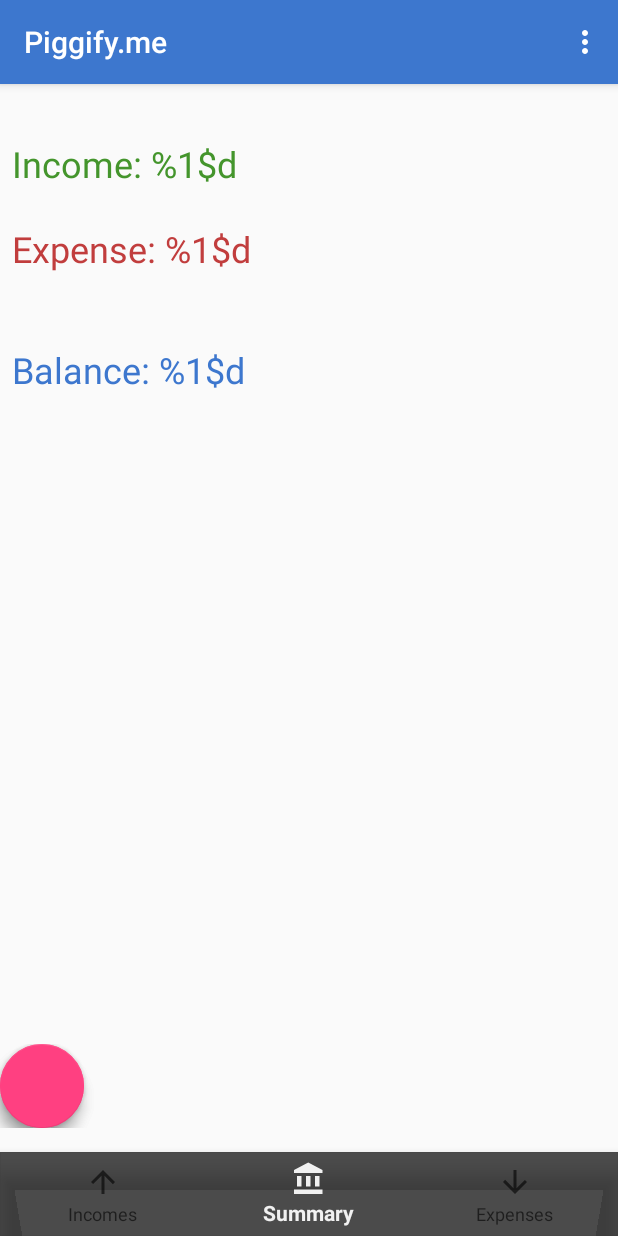
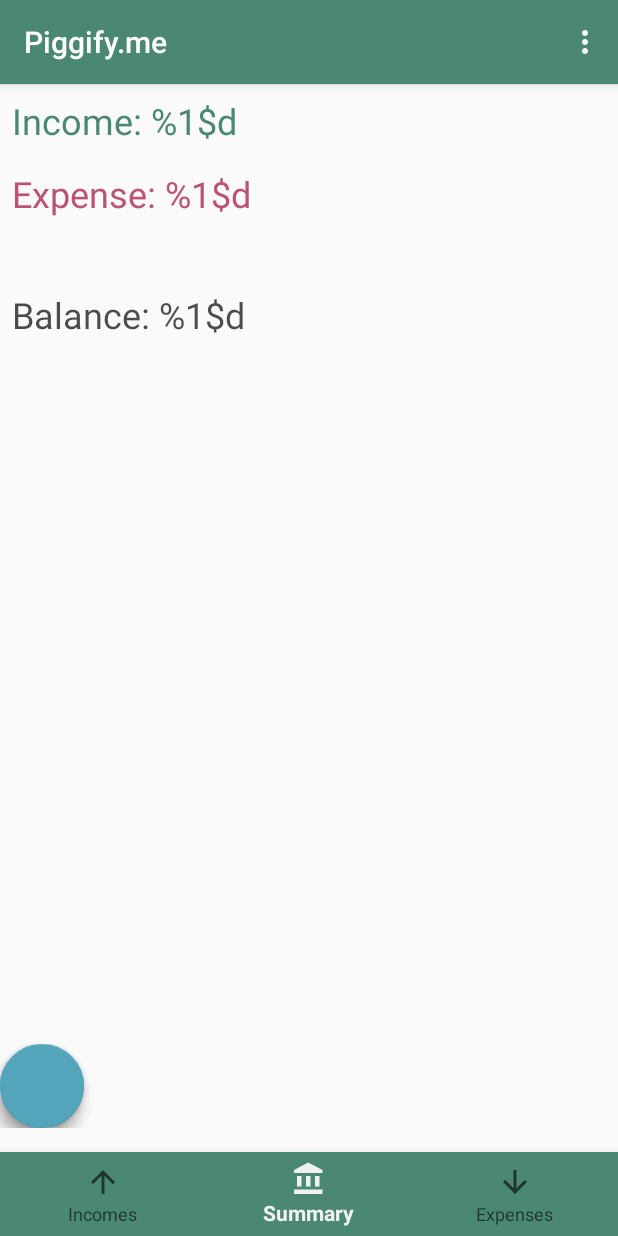
Before and after one commit to aleksanderwozniak/piggify-me, an Android app: the screen it shows after launch (MainActivity), on a phone screen of 412 x 824 dp. Run offline under Robolectric (Android 15) with nearby library versions, the phone set to English and light mode, and no system bars; plain views replace FloatingActionButton, FloatingActionsMenu; 5 statements that could not run were skipped.

Commit message:
Updated color scheme

```diff
--- a/app/src/main/res/drawable/fab_label_background.xml
+++ b/app/src/main/res/drawable/fab_label_background.xml
@@ -1,6 +1,6 @@
 <?xml version="1.0" encoding="utf-8"?>
 <shape xmlns:android="http://schemas.android.com/apk/res/android">
-    <solid android:color="@color/black_semi_transparent"/>
+    <solid android:color="@color/blackSemiTransparent"/>
     <padding
         android:left="16dp"
         android:top="4dp"
--- a/app/src/main/res/drawable/ic_arrow_down.xml
+++ b/app/src/main/res/drawable/ic_arrow_down.xml
@@ -5,5 +5,5 @@
         android:viewportHeight="24.0">
     <path
         android:pathData="M20,12l-1.41,-1.41L13,16.17V4h-2v12.17l-5.58,-5.59L4,12l8,8 8,-8z"
-        android:fillColor="#c13d3d"/>
+        android:fillColor="#bb5474"/>
 </vector>
--- a/app/src/main/res/drawable/ic_arrow_up.xml
+++ b/app/src/main/res/drawable/ic_arrow_up.xml
@@ -4,6 +4,6 @@
         android:viewportWidth="24.0"
         android:viewportHeight="24.0">
     <path
-        android:fillColor="#44952c"
+        android:fillColor="#4b8874"
         android:pathData="M4,12l1.41,1.41L11,7.83V20h2V7.83l5.58,5.59L20,12l-8,-8 -8,8z"/>
 </vector>
--- a/app/src/main/res/layout/activity_main.xml
+++ b/app/src/main/res/layout/activity_main.xml
@@ -33,7 +33,7 @@
         android:layout_width="match_parent"
         android:layout_height="wrap_content"
         android:layout_gravity="bottom"
-        android:background="@color/black_semi_transparent"
+        android:background="@color/colorPrimary"
         android:theme="@style/ThemeOverlay.Piggifyme.BottomNavigation"
         app:menu="@menu/menu_bottom_navigation"/>
 
--- a/app/src/main/res/layout/floating_menu_layout.xml
+++ b/app/src/main/res/layout/floating_menu_layout.xml
@@ -11,7 +11,7 @@
     fab:fab_addButtonStrokeVisible="false"
     fab:fab_addButtonPlusIconColor="@color/black"
     fab:fab_addButtonColorNormal="@color/white"
-    fab:fab_addButtonColorPressed="@color/white_pressed">
+    fab:fab_addButtonColorPressed="@color/whitePressed">
 
     <com.getbase.floatingactionbutton.FloatingActionButton
         android:id="@+id/fab_income"
@@ -19,7 +19,7 @@
         android:layout_height="wrap_content"
         android:onClick="onFabIncomeClick"
         fab:fab_colorNormal="@color/white"
-        fab:fab_colorPressed="@color/white_pressed"
+        fab:fab_colorPressed="@color/whitePressed"
         fab:fab_icon="@drawable/ic_arrow_up"
         fab:fab_size="mini"
         fab:fab_stroke_visible="false"
@@ -31,7 +31,7 @@
         android:layout_height="wrap_content"
         android:onClick="onFabExpenseClick"
         fab:fab_colorNormal="@color/white"
-        fab:fab_colorPressed="@color/white_pressed"
+        fab:fab_colorPressed="@color/whitePressed"
         fab:fab_icon="@drawable/ic_arrow_down"
         fab:fab_size="mini"
         fab:fab_stroke_visible="false"
--- a/app/src/main/res/layout/fragment_main.xml
+++ b/app/src/main/res/layout/fragment_main.xml
@@ -14,14 +14,15 @@
         android:layout_height="wrap_content"
         android:layout_marginEnd="8dp"
         android:layout_marginStart="8dp"
+        android:layout_marginTop="8dp"
         android:text="@string/income_text"
-        android:textColor="@color/colorGreen"
+        android:textColor="@color/colorPrimary"
         android:textSize="@dimen/text_size"
         app:layout_constraintBottom_toBottomOf="parent"
         app:layout_constraintEnd_toEndOf="parent"
         app:layout_constraintStart_toStartOf="parent"
         app:layout_constraintTop_toTopOf="parent"
-        app:layout_constraintVertical_bias="0.05" />
+        app:layout_constraintVertical_bias="0.0" />
 
     <TextView
         android:id="@+id/mExpenseTextView"
@@ -29,7 +30,7 @@
         android:layout_height="wrap_content"
         android:layout_marginEnd="8dp"
         android:layout_marginStart="8dp"
-        android:layout_marginTop="24dp"
+        android:layout_marginTop="16dp"
         android:text="@string/expense_text"
         android:textColor="@color/colorRed"
         android:textSize="@dimen/text_size"
@@ -45,7 +46,7 @@
         android:layout_marginStart="8dp"
         android:layout_marginTop="48dp"
         android:text="@string/balance_text"
-        android:textColor="@color/colorPrimary"
+        android:textColor="@color/blackSemiTransparent"
         android:textSize="@dimen/text_size"
         app:layout_constraintEnd_toEndOf="parent"
         app:layout_constraintStart_toStartOf="parent"
--- a/app/src/main/res/values/colors.xml
+++ b/app/src/main/res/values/colors.xml
@@ -1,13 +1,14 @@
 <?xml version="1.0" encoding="utf-8"?>
 <resources>
-    <color name="colorPrimary">#3d77ce</color>
-    <color name="colorPrimaryDark">#22477d</color>
-    <color name="colorAccent">#ff4081</color>
-    <color name="colorAccentDark">#bd3160</color>
-    <color name="colorRed">#c13d3d</color>
+    <color name="colorPrimary">#4b8874</color>
+    <color name="colorPrimaryDark">#28483e</color>
+    <color name="colorAccent">#54a4bb</color>
+    <color name="colorAccentDark">#386c7b</color>
+    <color name="colorRed">#bb5474</color>
     <color name="colorGreen">#44952c</color>
     <color name="white">#fafafa</color>
-    <color name="white_pressed">#f1f1f1</color>
+    <color name="whitePressed">#f1f1f1</color>
+    <color name="gray">#9b9b9b</color>
     <color name="black">#0a0a0a</color>
-    <color name="black_semi_transparent">#B2000000</color>
+    <color name="blackSemiTransparent">#b2000000</color>
 </resources>
--- a/app/src/main/res/values/styles.xml
+++ b/app/src/main/res/values/styles.xml
@@ -23,7 +23,9 @@
     </style>
 
     <style name="ThemeOverlay.Piggifyme.BottomNavigation" parent="">
-        <item name="colorPrimary">@color/white_pressed</item>
+        <item name="colorPrimary">@color/whitePressed</item>
+        <!--<item name="itemIconTint">@color/gray</item>-->
+        <!--<item name="itemTextColor">@color/gray</item>-->
     </style>
 
 </resources>
```
